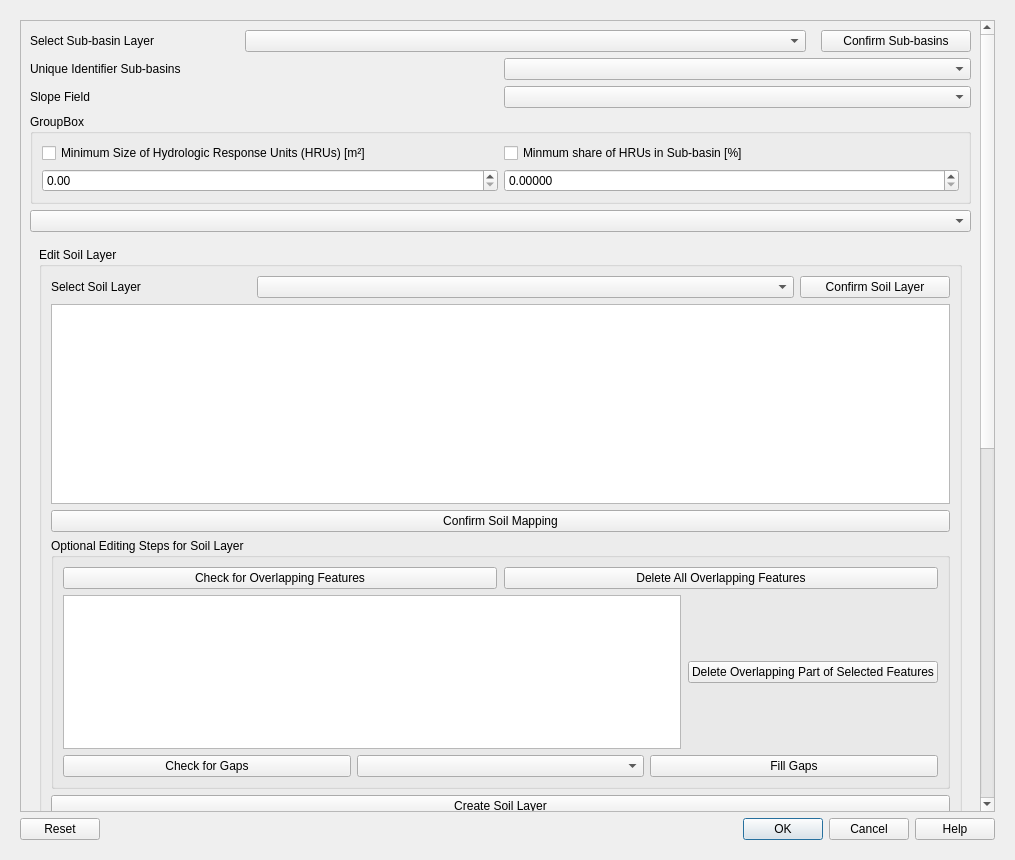
First picture: the form in QTalsim/qtalsim_dialog_base.ui, repository sydroconsult/QTalsim, before the edit.
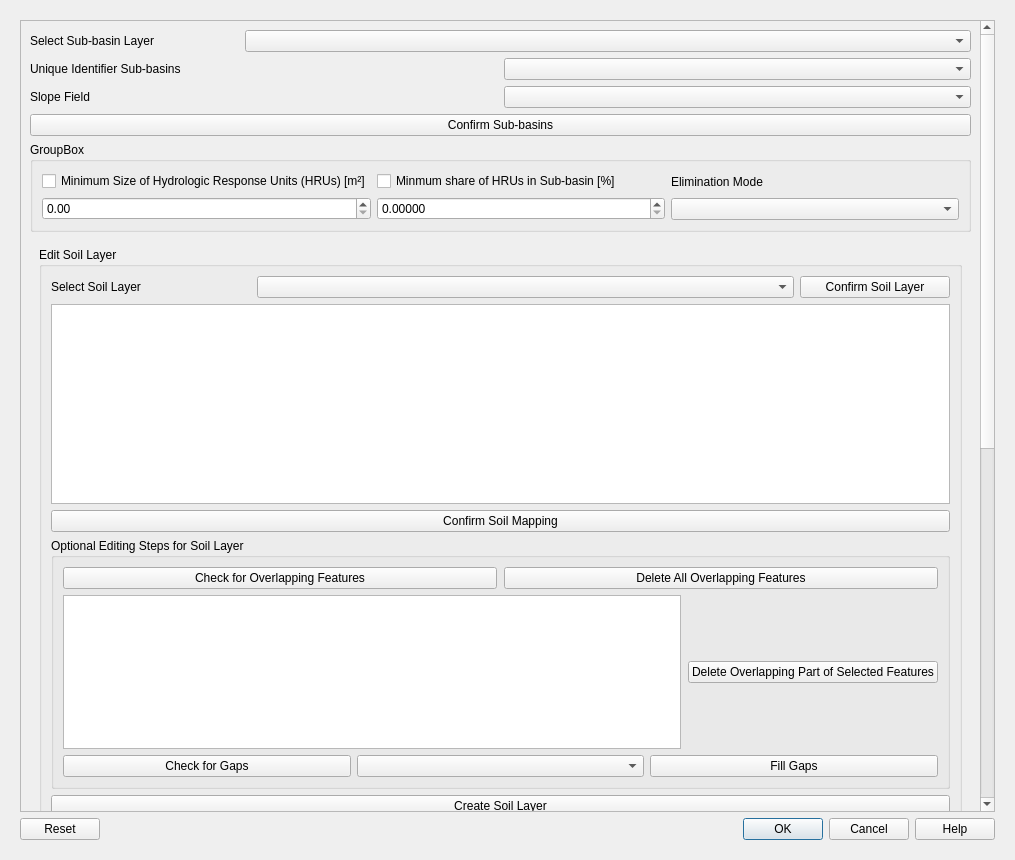
Second picture: the form after the edit. Custom widgets are drawn as their Qt base class.

Commit message: Improve Performance and bug fixes of editing overlapping features

```diff
--- a/QTalsim/qtalsim_dialog_base.ui
+++ b/QTalsim/qtalsim_dialog_base.ui
@@ -113,19 +113,6 @@
                 </property>
                </widget>
               </item>
-              <item>
-               <widget class="QPushButton" name="onEZG">
-                <property name="minimumSize">
-                 <size>
-                  <width>150</width>
-                  <height>0</height>
-                 </size>
-                </property>
-                <property name="text">
-                 <string>Confirm Sub-basins</string>
-                </property>
-               </widget>
-              </item>
              </layout>
             </item>
            </layout>
@@ -165,6 +152,19 @@
             </item>
            </layout>
           </item>
+          <item>
+           <widget class="QPushButton" name="onEZG">
+            <property name="minimumSize">
+             <size>
+              <width>150</width>
+              <height>0</height>
+             </size>
+            </property>
+            <property name="text">
+             <string>Confirm Sub-basins</string>
+            </property>
+           </widget>
+          </item>
           <item>
            <widget class="QGroupBox" name="groupBox_2">
             <property name="title">
@@ -216,7 +216,13 @@
                </item>
               </layout>
              </item>
-            </layout>
+             <item>
+              <layout class="QVBoxLayout" name="verticalLayout_8">
+               <item>
+                <widget class="QLabel" name="label">
+                 <property name="text">
+                  <string>Elimination Mode</string>
+                 </property>
            </widget>
           </item>
           <item>
@@ -226,6 +232,11 @@
             </property>
            </widget>
           </item>
+              </layout>
+             </item>
+            </layout>
+           </widget>
+          </item>
           <item>
            <widget class="QWidget" name="soilWidget" native="true">
             <property name="minimumSize">
```
Left out of the diff: 2 changed lines with no effect on the pictures. Lines whose indentation alone changed are shown as unchanged. The commit also changes 1 other file.
